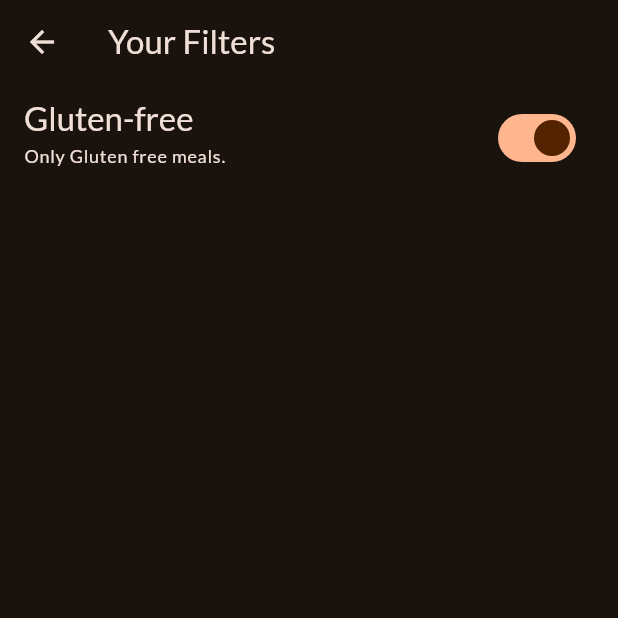
After one commit to lahotimohit/mealsApp, a Flutter app: the FiltersScreen screen opened directly, after a tap on "Gluten-free", on a phone screen of 412 x 824 dp, the top half of it. The commit adds this screen. Run offline on Flutter 3.47's test engine with Material 3 defaults, Android fonts, the phone set to English and light mode, and no system bars; our stand-ins replace google_fonts, transparent_image.

Commit message:
initializtion of filter screen

```diff
--- /dev/null
+++ b/lib/screens/filters.dart
@@ -0,0 +1,49 @@
+import 'package:flutter/material.dart';
+
+class FiltersScreen extends StatefulWidget {
+  const FiltersScreen({super.key});
+
+  @override
+  State<StatefulWidget> createState() {
+    return _FilterScreen();
+  }
+}
+
+class _FilterScreen extends State<FiltersScreen> {
+  var _glutenFreeFilterSet = false;
+
+  @override
+  Widget build(BuildContext context) {
+    return Scaffold(
+      appBar: AppBar(
+        title: const Text("Your Filters"),
+      ),
+      body: Column(
+        children: [
+          SwitchListTile(
+            value: _glutenFreeFilterSet,
+            onChanged: (isChecked) {
+              setState(() {
+                _glutenFreeFilterSet = isChecked;
+              });
+            },
+            title: Text(
+              "Gluten-free",
+              style: Theme.of(context)
+                  .textTheme
+                  .titleLarge!
+                  .copyWith(color: Theme.of(context).colorScheme.onSurface),
+            ),
+            subtitle: Text(
+              "Only Gluten free meals.",
+              style: Theme.of(context)
+                  .textTheme
+                  .labelMedium!
+                  .copyWith(color: Theme.of(context).colorScheme.onSurface),
+            ),
+          )
+        ],
+      ),
+    );
+  }
+}
--- a/lib/screens/tabs.dart
+++ b/lib/screens/tabs.dart
@@ -1,5 +1,6 @@
 import 'package:flutter/material.dart';
 import 'package:mealsapp/screens/categories.dart';
+import 'package:mealsapp/screens/filters.dart';
 import 'package:mealsapp/screens/meals.dart';
 import 'package:mealsapp/models/meal.dart';
 import 'package:mealsapp/widgets/main_drawer.dart';
@@ -45,9 +46,10 @@ class _TabsScreen extends State<TabsScreen> {
   }
 
   void _setScreen(String identifier) {
+    Navigator.of(context).pop();
     if (identifier == "Filters") {
-    } else {
-      Navigator.of(context).pop();
+      Navigator.of(context)
+          .push(MaterialPageRoute(builder: (ctx) => const FiltersScreen()));
     }
   }
 
```
